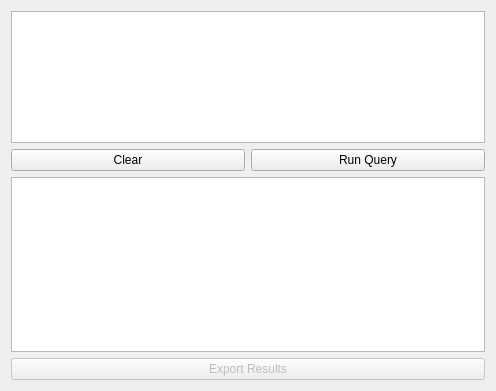
Old version of the form QueryWidget.ui in the repository jimtendo/QuteSQL.
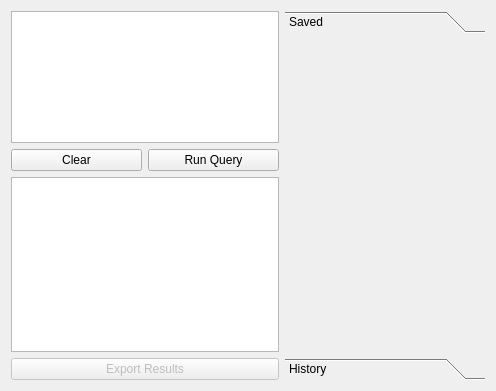
New version of the form. Icons and pictures are not drawn. Custom widgets are drawn as their Qt base class.

Diff of the .ui file:
```diff
--- a/QueryWidget.ui
+++ b/QueryWidget.ui
@@ -13,18 +13,10 @@
   <property name="windowTitle">
    <string>Form</string>
   </property>
-  <layout class="QVBoxLayout" name="verticalLayout">
-   <item>
-    <widget class="QTextEdit" name="queryEdit">
-     <property name="maximumSize">
-      <size>
-       <width>16777215</width>
-       <height>150</height>
-      </size>
-     </property>
-    </widget>
-   </item>
-   <item>
+  <layout class="QGridLayout" name="gridLayout_2">
+   <item row="0" column="0">
+    <layout class="QGridLayout" name="gridLayout">
+     <item row="1" column="0">
     <layout class="QHBoxLayout" name="horizontalLayout">
      <item>
       <widget class="QPushButton" name="clearButton">
@@ -52,10 +44,20 @@
      </item>
     </layout>
    </item>
-   <item>
+     <item row="0" column="0">
+      <widget class="QTextEdit" name="queryEdit">
+       <property name="maximumSize">
+        <size>
+         <width>16777215</width>
+         <height>150</height>
+        </size>
+       </property>
+      </widget>
+     </item>
+     <item row="2" column="0">
     <widget class="QTableView" name="resultTableView"/>
    </item>
-   <item>
+     <item row="3" column="0">
     <widget class="QPushButton" name="exportButton">
      <property name="enabled">
       <bool>false</bool>
@@ -69,7 +71,80 @@
     </widget>
    </item>
   </layout>
- </widget>
+   </item>
+   <item row="0" column="1">
+    <widget class="QToolBox" name="toolBox">
+     <property name="sizePolicy">
+      <sizepolicy hsizetype="Expanding" vsizetype="Preferred">
+       <horstretch>0</horstretch>
+       <verstretch>0</verstretch>
+      </sizepolicy>
+     </property>
+     <property name="maximumSize">
+      <size>
+       <width>200</width>
+       <height>16777215</height>
+      </size>
+     </property>
+     <property name="frameShape">
+      <enum>QFrame::NoFrame</enum>
+     </property>
+     <property name="frameShadow">
+      <enum>QFrame::Plain</enum>
+     </property>
+     <property name="lineWidth">
+      <number>1</number>
+     </property>
+     <property name="currentIndex">
+      <number>0</number>
+     </property>
+     <property name="tabSpacing">
+      <number>0</number>
+     </property>
+     <widget class="SavedQueryWidget" name="savedQueryWidget">
+      <property name="geometry">
+       <rect>
+        <x>0</x>
+        <y>0</y>
+        <width>200</width>
+        <height>329</height>
+       </rect>
+      </property>
+      <attribute name="label">
+       <string>Saved</string>
+      </attribute>
+     </widget>
+     <widget class="QueryHistoryWidget" name="queryHistoryWidget">
+      <property name="geometry">
+       <rect>
+        <x>0</x>
+        <y>0</y>
+        <width>200</width>
+        <height>299</height>
+       </rect>
+      </property>
+      <attribute name="label">
+       <string>History</string>
+      </attribute>
+     </widget>
+    </widget>
+   </item>
+  </layout>
+ </widget>
+ <customwidgets>
+  <customwidget>
+   <class>QueryHistoryWidget</class>
+   <extends>QWidget</extends>
+   <header>QueryHistoryWidget.h</header>
+   <container>1</container>
+  </customwidget>
+  <customwidget>
+   <class>SavedQueryWidget</class>
+   <extends>QWidget</extends>
+   <header>SavedQueryWidget.h</header>
+   <container>1</container>
+  </customwidget>
+ </customwidgets>
  <resources/>
  <connections/>
 </ui>
```
Left out of the diff: 4 changed lines with no effect on the pictures. Lines whose indentation alone changed are shown as unchanged.
